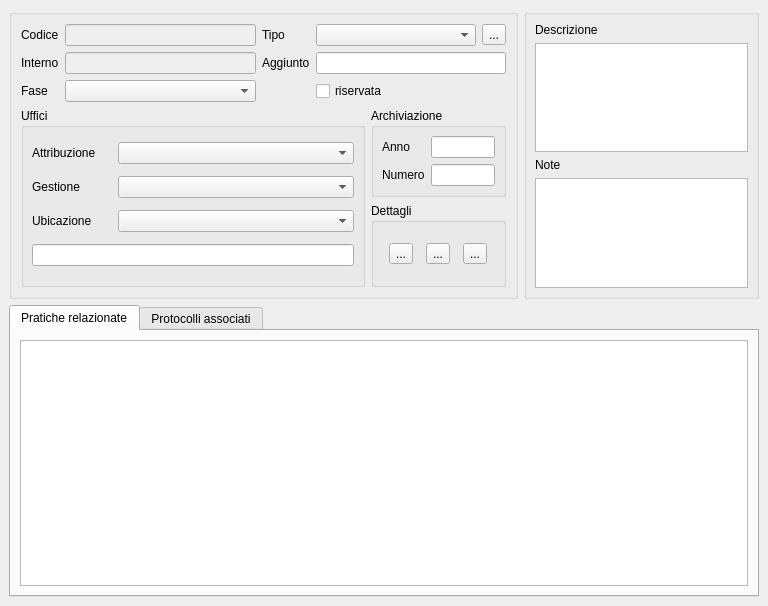
This is src/com/axiastudio/suite/pratiche/forms/pratica.ui in tizianolattisi/suitegda as Qt 5 draws it before an edit. The edited form follows.
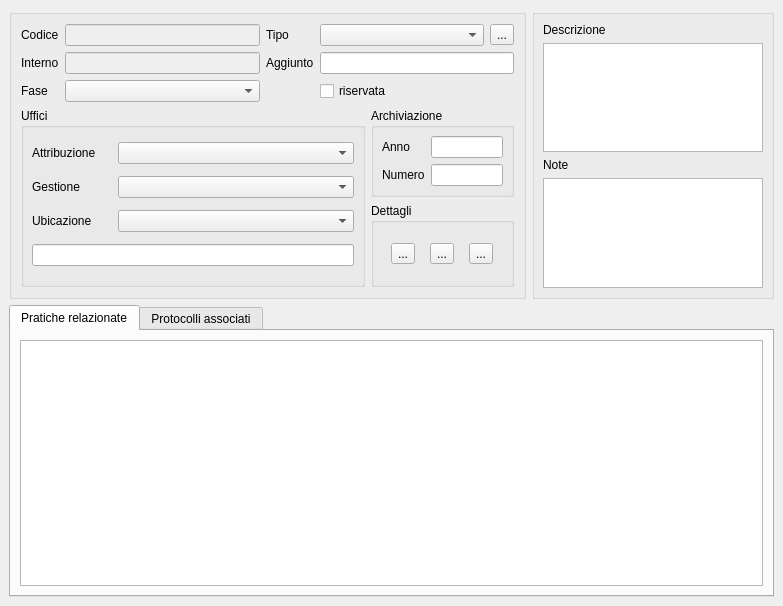
This is the edited form. Custom widgets are drawn as their Qt base class.

Commit message: Modifiche alle form per la gestione inserimento relazioni/dipendenze invertite; correzione del predicato.

What changed in the file:
```diff
--- a/src/com/axiastudio/suite/pratiche/forms/pratica.ui
+++ b/src/com/axiastudio/suite/pratiche/forms/pratica.ui
@@ -6,7 +6,7 @@
    <rect>
     <x>0</x>
     <y>0</y>
-    <width>768</width>
+    <width>783</width>
     <height>606</height>
    </rect>
   </property>
```
The commit also changes 7 other files.
